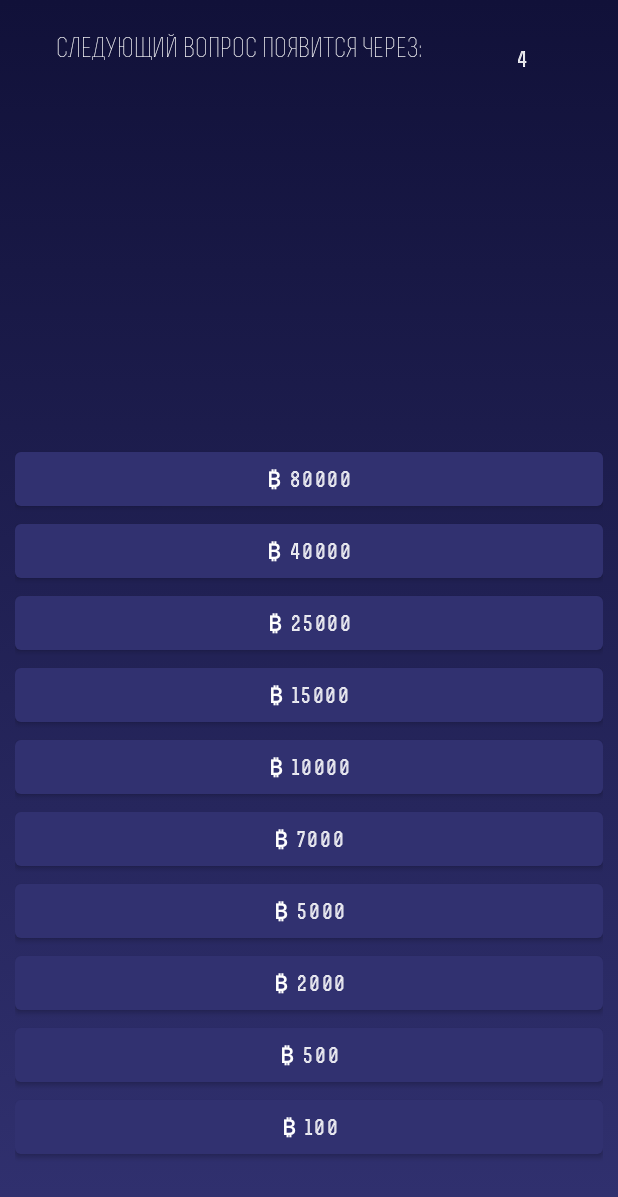
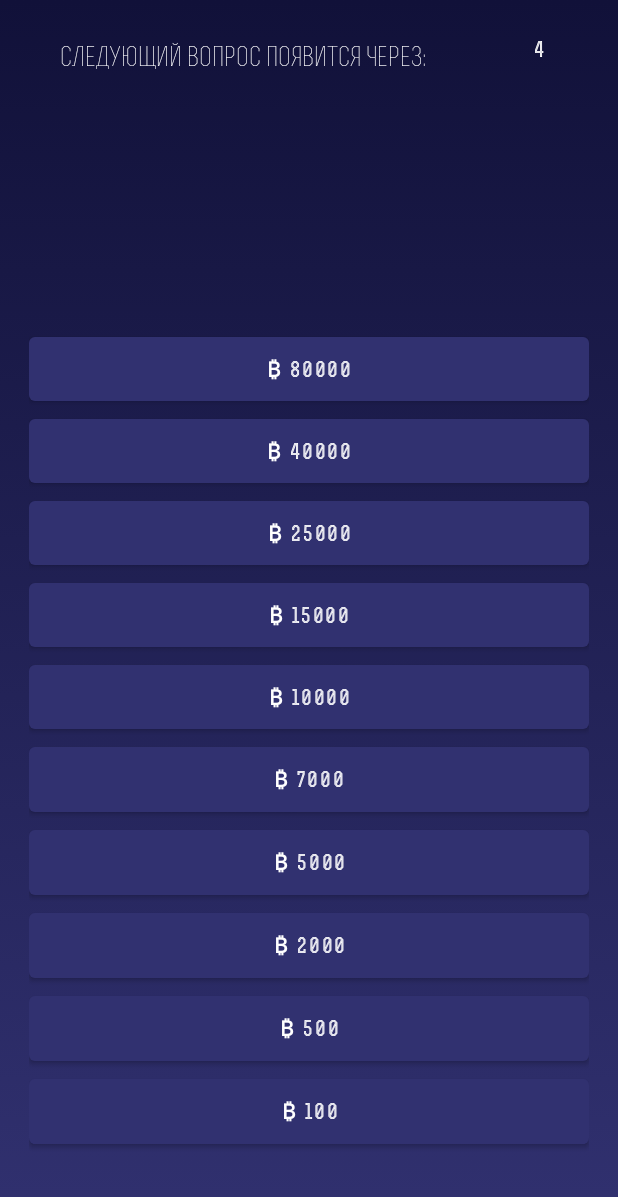
Before and after one commit to MariaForester/WhoWantsToBecomeLowLevelProgrammer, an Android app: the Progress screen opened directly, with no data from a screen before it, on a phone screen of 412 x 824 dp. Shown: the top 1197 px of the screen. Run offline under Robolectric (Android 15) with nearby library versions, the phone set to English and light mode, and no system bars; 3 statements that could not run were skipped.

Commit message:
linear layout up on the progress screen

```diff
--- a/app/src/main/java/com/lowlevelprog/lowlevelprogrammer/Progress.java
+++ b/app/src/main/java/com/lowlevelprog/lowlevelprogrammer/Progress.java
@@ -45,7 +45,7 @@ public class Progress extends AppCompatActivity {
         setContentView(R.layout.activity_progress);
 
         myLayout = findViewById(R.id.progress_lay);
-        myLinLayout = findViewById(R.id.prog_linear);
+        myLinLayout = findViewById(R.id.prog_linear_1);
 
         // animated background
         animationDrawable = (AnimationDrawable) myLayout.getBackground();
--- a/app/src/main/res/layout/activity_progress.xml
+++ b/app/src/main/res/layout/activity_progress.xml
@@ -10,9 +10,9 @@
 
 
     <LinearLayout
-        android:id="@+id/prog_linear"
-        android:layout_width="392dp"
-        android:layout_height="wrap_content"
+        android:id="@+id/prog_linear_1"
+        android:layout_width="373dp"
+        android:layout_height="612dp"
         android:layout_marginStart="8dp"
         android:layout_marginTop="8dp"
         android:layout_marginEnd="8dp"
@@ -23,14 +23,15 @@
         app:layout_constraintBottom_toBottomOf="parent"
         app:layout_constraintEnd_toEndOf="parent"
         app:layout_constraintStart_toStartOf="parent"
-        app:layout_constraintTop_toTopOf="parent"
+        app:layout_constraintTop_toBottomOf="@+id/prog_linear_2"
         app:layout_constraintVertical_bias="0.875">
+
 
         <Button
             android:id="@+id/progress_btn1"
             android:layout_width="match_parent"
             android:layout_height="0dp"
-            android:layout_weight="10"
+            android:layout_weight="9"
             android:gravity="center"
             android:text="@string/prog_btn_1"
             android:textColor="@color/textColor"
@@ -40,7 +41,7 @@
             android:id="@+id/progress_btn2"
             android:layout_width="match_parent"
             android:layout_height="0dp"
-            android:layout_weight="10"
+            android:layout_weight="9"
             android:text="@string/prog_btn_2"
             android:textColor="@color/textColor"
             app:fontFamily="@font/rex_bold_inline" />
@@ -49,7 +50,7 @@
             android:id="@+id/progress_btn3"
             android:layout_width="match_parent"
             android:layout_height="0dp"
-            android:layout_weight="10"
+            android:layout_weight="9"
             android:text="@string/prog_btn_3"
             android:textColor="@color/textColor"
             app:fontFamily="@font/rex_bold_inline" />
@@ -58,7 +59,7 @@
             android:id="@+id/progress_btn4"
             android:layout_width="match_parent"
             android:layout_height="0dp"
-            android:layout_weight="10"
+            android:layout_weight="9"
             android:text="@string/prog_btn_4"
             android:textColor="@color/textColor"
             app:fontFamily="@font/rex_bold_inline" />
@@ -67,7 +68,7 @@
             android:id="@+id/progress_btn5"
             android:layout_width="match_parent"
             android:layout_height="0dp"
-            android:layout_weight="10"
+            android:layout_weight="9"
             android:text="@string/prog_btn_5"
             android:textColor="@color/textColor"
             app:fontFamily="@font/rex_bold_inline" />
@@ -76,7 +77,7 @@
             android:id="@+id/progress_btn6"
             android:layout_width="match_parent"
             android:layout_height="0dp"
-            android:layout_weight="10"
+            android:layout_weight="9"
             android:text="@string/prog_btn_6"
             android:textColor="@color/textColor"
             app:fontFamily="@font/rex_bold_inline" />
@@ -85,7 +86,7 @@
             android:id="@+id/progress_btn7"
             android:layout_width="match_parent"
             android:layout_height="0dp"
-            android:layout_weight="10"
+            android:layout_weight="9"
             android:text="@string/prog_btn_7"
             android:textColor="@color/textColor"
             app:fontFamily="@font/rex_bold_inline" />
@@ -94,7 +95,7 @@
             android:id="@+id/progress_btn8"
             android:layout_width="match_parent"
             android:layout_height="0dp"
-            android:layout_weight="10"
+            android:layout_weight="9"
             android:text="@string/prog_btn_8"
             android:textColor="@color/textColor"
             app:fontFamily="@font/rex_bold_inline" />
@@ -103,7 +104,7 @@
             android:id="@+id/progress_btn9"
             android:layout_width="match_parent"
             android:layout_height="0dp"
-            android:layout_weight="10"
+            android:layout_weight="9"
             android:text="@string/prog_btn_9"
             android:textColor="@color/textColor"
             app:fontFamily="@font/rex_bold_inline" />
@@ -112,19 +113,64 @@
             android:id="@+id/progress_btn10"
             android:layout_width="match_parent"
             android:layout_height="0dp"
-            android:layout_weight="10"
+            android:layout_weight="9"
             android:text="@string/prog_btn_10"
             android:textColor="@color/textColor"
             app:fontFamily="@font/rex_bold_inline" />
     </LinearLayout>
 
+    <LinearLayout
+        android:id="@+id/prog_linear_2"
+        android:layout_width="match_parent"
+        android:layout_height="wrap_content"
+        android:layout_marginStart="8dp"
+        android:layout_marginTop="8dp"
+        android:layout_marginEnd="8dp"
+        android:layout_marginBottom="8dp"
+        android:orientation="horizontal"
+        android:weightSum="100"
+        app:layout_constraintBottom_toBottomOf="parent"
+        app:layout_constraintEnd_toEndOf="parent"
+        app:layout_constraintHorizontal_bias="1.0"
+        app:layout_constraintStart_toStartOf="parent"
+        app:layout_constraintTop_toTopOf="parent"
+        app:layout_constraintVertical_bias="0.0">
+
+
+        <TextView
+            android:id="@+id/textView_fail"
+            android:layout_width="0dp"
+            android:layout_height="wrap_content"
+            android:layout_gravity="center"
+            android:layout_marginStart="8dp"
+            android:layout_marginTop="8dp"
+            android:layout_marginEnd="8dp"
+            android:layout_marginBottom="8dp"
+            android:layout_weight="80"
+            android:gravity="center_horizontal"
+            android:padding="10dp"
+            android:text="@string/the_next_question_rus"
+            android:textColor="@color/textColor"
+            android:textSize="18sp"
+            app:fontFamily="@font/rex_light"
+            app:layout_constraintBottom_toBottomOf="parent"
+            app:layout_constraintEnd_toEndOf="parent"
+            app:layout_constraintHorizontal_bias="0.0"
+            app:layout_constraintStart_toStartOf="parent"
+            app:layout_constraintTop_toTopOf="parent"
+            app:layout_constraintVertical_bias="0.016" />
+
         <TextView
             android:id="@+id/progress_counter"
-        android:layout_width="51dp"
-        android:layout_height="37dp"
+            android:layout_width="0dp"
+            android:layout_height="match_parent"
+            android:layout_gravity="center_horizontal"
             android:layout_marginStart="8dp"
             android:layout_marginEnd="8dp"
             android:layout_marginBottom="8dp"
+            android:layout_weight="20"
+            android:gravity="center"
+            android:padding="10dp"
             android:text="TextView"
             android:textColor="@color/textColor"
             app:fontFamily="@font/rex_bold_inline"
@@ -135,25 +181,7 @@
             app:layout_constraintTop_toTopOf="parent"
             app:layout_constraintVertical_bias="0.039" />
 
-    <TextView
-        android:id="@+id/textView_fail"
-        android:layout_width="302dp"
-        android:layout_height="37dp"
-        android:layout_marginStart="8dp"
-        android:layout_marginTop="8dp"
-        android:layout_marginEnd="8dp"
-        android:layout_marginBottom="8dp"
-        android:gravity="center_horizontal"
-        android:text="Следующий вопрос появится через:"
-        android:textColor="@color/textColor"
-        android:textSize="18sp"
-        app:fontFamily="@font/rex_light"
-        app:layout_constraintBottom_toBottomOf="parent"
-        app:layout_constraintEnd_toEndOf="parent"
-        app:layout_constraintHorizontal_bias="0.0"
-        app:layout_constraintStart_toStartOf="parent"
-        app:layout_constraintTop_toTopOf="parent"
-        app:layout_constraintVertical_bias="0.016" />
+    </LinearLayout>
 
 
 </androidx.constraintlayout.widget.ConstraintLayout>
--- a/app/src/main/res/values/strings.xml
+++ b/app/src/main/res/values/strings.xml
@@ -21,4 +21,5 @@
     <string name="prog_btn_8">₿ 2000</string>
     <string name="prog_btn_9">₿ 500</string>
     <string name="prog_btn_10">₿ 100</string>
+    <string name="the_next_question_rus">Следующий вопрос появится через:</string>
 </resources>
```
Lines whose indentation alone changed are shown as unchanged.
